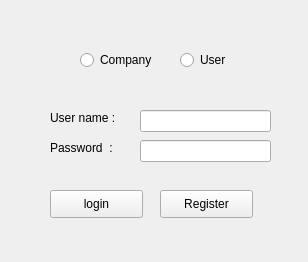
Above: Login_UI.ui from Sirawap/PathFinder-Project before the change. Below: the same form after it.
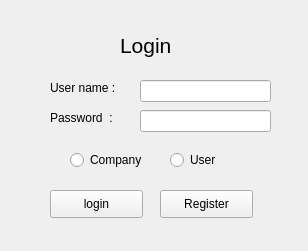
That is the form after the change.

Commit message: correction of old UI

Diff of the .ui file:
```diff
--- a/Login_UI.ui
+++ b/Login_UI.ui
@@ -7,7 +7,7 @@
     <x>0</x>
     <y>0</y>
     <width>308</width>
-    <height>262</height>
+    <height>251</height>
    </rect>
   </property>
   <property name="windowTitle">
@@ -16,8 +16,8 @@
   <widget class="QRadioButton" name="radioButton">
    <property name="geometry">
     <rect>
-     <x>80</x>
-     <y>50</y>
+     <x>70</x>
+     <y>150</y>
      <width>95</width>
      <height>20</height>
     </rect>
@@ -29,8 +29,8 @@
   <widget class="QRadioButton" name="radioButton_2">
    <property name="geometry">
     <rect>
-     <x>180</x>
-     <y>50</y>
+     <x>170</x>
+     <y>150</y>
      <width>95</width>
      <height>20</height>
     </rect>
@@ -43,7 +43,7 @@
    <property name="geometry">
     <rect>
      <x>50</x>
-     <y>110</y>
+     <y>80</y>
      <width>81</width>
      <height>16</height>
     </rect>
@@ -56,7 +56,7 @@
    <property name="geometry">
     <rect>
      <x>50</x>
-     <y>140</y>
+     <y>110</y>
      <width>81</width>
      <height>16</height>
     </rect>
@@ -69,21 +69,36 @@
    <property name="geometry">
     <rect>
      <x>140</x>
-     <y>110</y>
+     <y>80</y>
      <width>131</width>
      <height>22</height>
     </rect>
    </property>
+   <property name="styleSheet">
+    <string notr="true">color: rgb(0, 85, 255);</string>
+   </property>
+   <property name="text">
+    <string/>
+   </property>
   </widget>
   <widget class="QLineEdit" name="password">
    <property name="geometry">
     <rect>
      <x>140</x>
-     <y>140</y>
+     <y>110</y>
      <width>131</width>
      <height>22</height>
     </rect>
    </property>
+   <property name="styleSheet">
+    <string notr="true">color: rgb(0, 85, 255);</string>
+   </property>
+   <property name="text">
+    <string/>
+   </property>
+   <property name="echoMode">
+    <enum>QLineEdit::Password</enum>
+   </property>
   </widget>
   <widget class="QPushButton" name="login_b">
    <property name="geometry">
@@ -111,6 +126,24 @@
     <string>Register</string>
    </property>
   </widget>
+  <widget class="QLabel" name="label_3">
+   <property name="geometry">
+    <rect>
+     <x>120</x>
+     <y>30</y>
+     <width>71</width>
+     <height>31</height>
+    </rect>
+   </property>
+   <property name="font">
+    <font>
+     <pointsize>16</pointsize>
+    </font>
+   </property>
+   <property name="text">
+    <string>Login</string>
+   </property>
+  </widget>
  </widget>
  <resources/>
  <connections/>
```
The commit also changes 1 other file.
